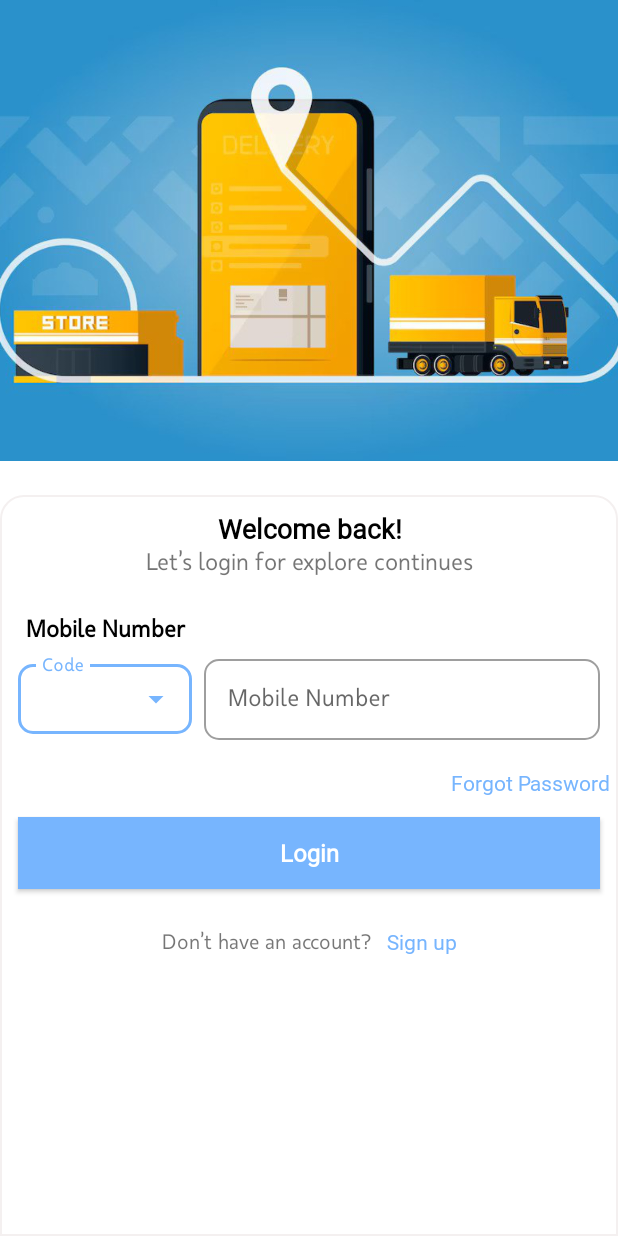
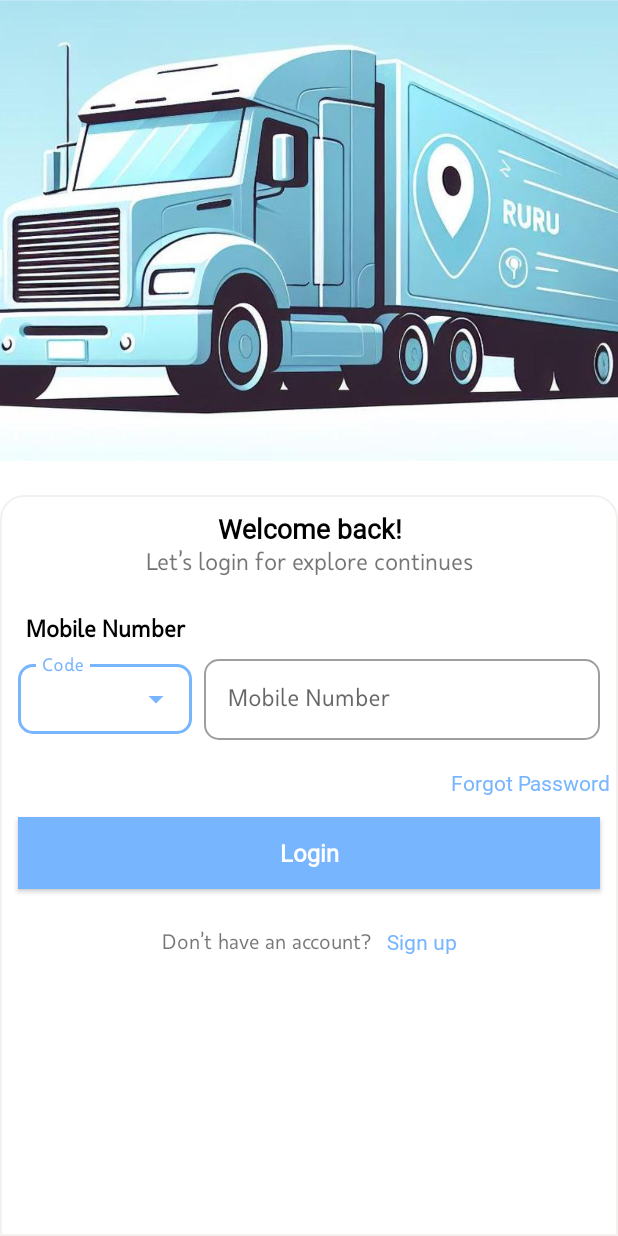
Before and after one commit to Vasanthdev2004/truck-lorry-app, an Android app: the LoginActivity screen opened directly, with no data from a screen before it, on a phone screen of 412 x 824 dp. Run offline under Robolectric (Android 15) with nearby library versions, the phone set to English and light mode, and no system bars; our stand-ins replace ButterKnife; libraries missing offline, so code that uses them is left out: com.onesignal.

Commit message:
login image added

```diff
--- a/app/src/main/res/layout/activity_log.xml
+++ b/app/src/main/res/layout/activity_log.xml
@@ -23,8 +23,8 @@
                 android:layout_width="match_parent"
                 android:layout_height="307dp"
                 android:scaleType="centerCrop"
-                android:src="@drawable/login"
-                app:srcCompat="@drawable/login"
+                android:src="@drawable/login_home"
+                app:srcCompat="@drawable/login_home"
                 tools:ignore="MissingConstraints" />
         </LinearLayout>
 
```
Also changed, not shown: app/src/main/res/drawable/login_home.png (added).
